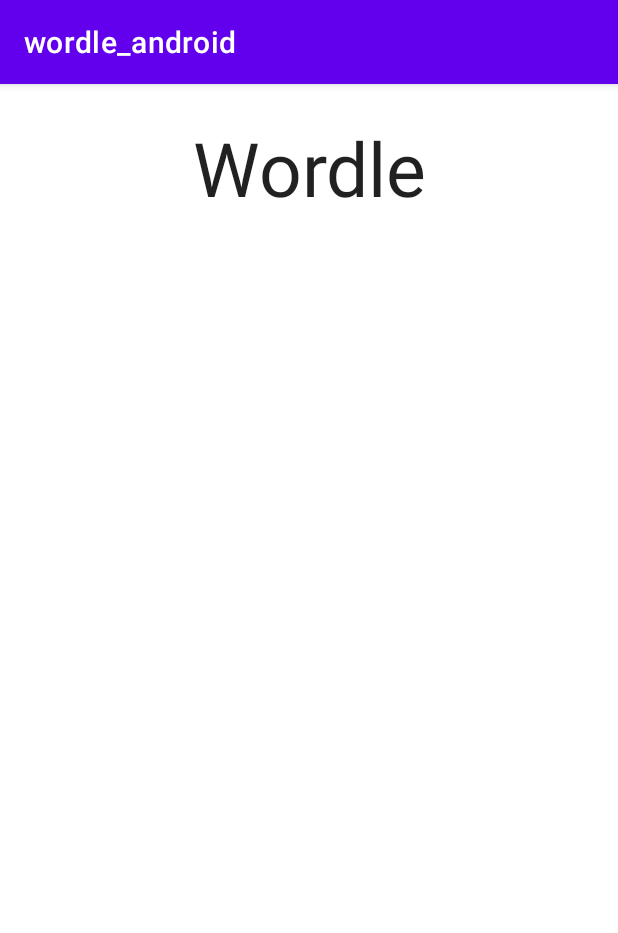
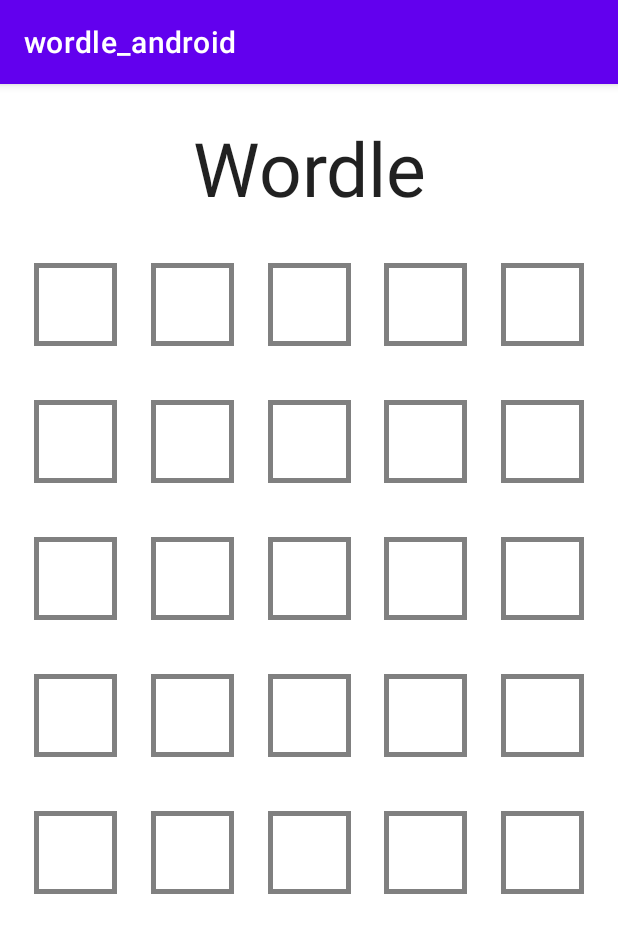
Before and after one commit to Leandr0Fr/wordle_android, an Android app: the screen it shows after launch (MainActivity), on a phone screen of 412 x 824 dp. Shown: the top 933 px of the screen. Run offline under Robolectric (Android 15) with nearby library versions, the phone set to English and light mode, and no system bars.

Commit message:
ADD colors in cells

```diff
--- a/app/src/main/res/drawable/ic_launcher_background.xml
+++ b/app/src/main/res/drawable/ic_launcher_background.xml
@@ -167,4 +167,5 @@
         android:pathData="M79,19L79,89"
         android:strokeWidth="0.8"
         android:strokeColor="#33FFFFFF" />
+
 </vector>
--- /dev/null
+++ b/app/src/main/res/drawable/style_edges.xml
@@ -0,0 +1,11 @@
+<?xml version="1.0" encoding="utf-8"?>
+<shape xmlns:android="http://schemas.android.com/apk/res/android" android:shape="rectangle">
+    <stroke
+        android:width="3sp"
+        android:color="@color/gray" />
+    <padding
+        android:bottom="10sp"
+        android:right="10sp"
+        android:left="10sp"
+        android:top="10sp" />
+</shape>
--- a/app/src/main/res/layout/activity_main.xml
+++ b/app/src/main/res/layout/activity_main.xml
@@ -34,6 +34,7 @@
         android:layout_marginEnd="10dp"
         android:textAlignment="center"
         android:textSize="30sp"
+        android:background="@drawable/style_edges"
         app:layout_constraintEnd_toStartOf="@+id/casilla1"
         app:layout_constraintStart_toStartOf="parent"
         app:layout_constraintTop_toBottomOf="@+id/titulo" />
@@ -47,6 +48,7 @@
         android:layout_marginEnd="10dp"
         android:textAlignment="center"
         android:textSize="30sp"
+        android:background="@drawable/style_edges"
         app:layout_constraintEnd_toStartOf="@+id/casilla2"
         app:layout_constraintStart_toEndOf="@+id/casilla0"
         app:layout_constraintTop_toBottomOf="@+id/titulo" />
@@ -60,6 +62,7 @@
         android:layout_marginEnd="10dp"
         android:textAlignment="center"
         android:textSize="30sp"
+        android:background="@drawable/style_edges"
         app:layout_constraintEnd_toStartOf="@+id/casilla3"
         app:layout_constraintStart_toEndOf="@+id/casilla1"
         app:layout_constraintTop_toBottomOf="@+id/titulo" />
@@ -73,6 +76,7 @@
         android:layout_marginEnd="10dp"
         android:textAlignment="center"
         android:textSize="30sp"
+        android:background="@drawable/style_edges"
         app:layout_constraintEnd_toStartOf="@+id/casilla4"
         app:layout_constraintStart_toEndOf="@+id/casilla2"
         app:layout_constraintTop_toBottomOf="@+id/titulo" />
@@ -86,6 +90,7 @@
         android:layout_marginEnd="20dp"
         android:textAlignment="center"
         android:textSize="30sp"
+        android:background="@drawable/style_edges"
         app:layout_constraintEnd_toEndOf="parent"
         app:layout_constraintStart_toEndOf="@+id/casilla3"
         app:layout_constraintTop_toBottomOf="@+id/titulo" />
@@ -97,6 +102,8 @@
         android:layout_marginStart="20dp"
         android:layout_marginTop="36dp"
         android:layout_marginEnd="10dp"
+        android:textAlignment="center"
+        android:background="@drawable/style_edges"
         app:layout_constraintEnd_toStartOf="@+id/casilla6"
         app:layout_constraintStart_toStartOf="parent"
         app:layout_constraintTop_toBottomOf="@+id/casilla0" />
@@ -108,6 +115,8 @@
         android:layout_marginStart="10dp"
         android:layout_marginTop="36dp"
         android:layout_marginEnd="10dp"
+        android:textAlignment="center"
+        android:background="@drawable/style_edges"
         app:layout_constraintEnd_toStartOf="@+id/casilla7"
         app:layout_constraintStart_toEndOf="@+id/casilla5"
         app:layout_constraintTop_toBottomOf="@+id/casilla1" />
@@ -119,6 +128,7 @@
         android:layout_marginStart="10dp"
         android:layout_marginTop="36dp"
         android:layout_marginEnd="10dp"
+        android:background="@drawable/style_edges"
         app:layout_constraintEnd_toStartOf="@+id/casilla8"
         app:layout_constraintStart_toEndOf="@+id/casilla6"
         app:layout_constraintTop_toBottomOf="@+id/casilla2" />
@@ -130,6 +140,7 @@
         android:layout_marginStart="10dp"
         android:layout_marginTop="36dp"
         android:layout_marginEnd="10dp"
+        android:background="@drawable/style_edges"
         app:layout_constraintEnd_toStartOf="@+id/casilla9"
         app:layout_constraintStart_toEndOf="@+id/casilla7"
         app:layout_constraintTop_toBottomOf="@+id/casilla3" />
@@ -141,6 +152,7 @@
         android:layout_marginStart="10dp"
         android:layout_marginTop="36dp"
         android:layout_marginEnd="20dp"
+        android:background="@drawable/style_edges"
         app:layout_constraintEnd_toEndOf="parent"
         app:layout_constraintStart_toEndOf="@+id/casilla8"
         app:layout_constraintTop_toBottomOf="@+id/casilla4" />
@@ -152,6 +164,7 @@
         android:layout_marginStart="20dp"
         android:layout_marginTop="36dp"
         android:layout_marginEnd="10dp"
+        android:background="@drawable/style_edges"
         app:layout_constraintEnd_toStartOf="@+id/casilla11"
         app:layout_constraintStart_toStartOf="parent"
         app:layout_constraintTop_toBottomOf="@+id/casilla5" />
@@ -163,6 +176,8 @@
         android:layout_marginStart="10dp"
         android:layout_marginTop="36dp"
         android:layout_marginEnd="10dp"
+        android:textAlignment="center"
+        android:background="@drawable/style_edges"
         app:layout_constraintEnd_toStartOf="@+id/casilla12"
         app:layout_constraintStart_toEndOf="@+id/casilla10"
         app:layout_constraintTop_toBottomOf="@+id/casilla6" />
@@ -174,6 +189,8 @@
         android:layout_marginStart="10dp"
         android:layout_marginTop="36dp"
         android:layout_marginEnd="10dp"
+        android:textAlignment="center"
+        android:background="@drawable/style_edges"
         app:layout_constraintEnd_toStartOf="@+id/casilla13"
         app:layout_constraintStart_toEndOf="@+id/casilla11"
         app:layout_constraintTop_toBottomOf="@+id/casilla7" />
@@ -185,6 +202,8 @@
         android:layout_marginStart="10dp"
         android:layout_marginTop="36dp"
         android:layout_marginEnd="10dp"
+        android:textAlignment="center"
+        android:background="@drawable/style_edges"
         app:layout_constraintEnd_toStartOf="@+id/casilla14"
         app:layout_constraintStart_toEndOf="@+id/casilla12"
         app:layout_constraintTop_toBottomOf="@+id/casilla8" />
@@ -196,7 +215,9 @@
         android:layout_marginStart="10dp"
         android:layout_marginTop="36dp"
         android:layout_marginEnd="20dp"
+        android:textAlignment="center"
         app:layout_constraintEnd_toEndOf="parent"
+        android:background="@drawable/style_edges"
         app:layout_constraintStart_toEndOf="@+id/casilla13"
         app:layout_constraintTop_toBottomOf="@+id/casilla9" />
 
@@ -207,6 +228,8 @@
         android:layout_marginStart="20dp"
         android:layout_marginTop="36dp"
         android:layout_marginEnd="10dp"
+        android:textAlignment="center"
+        android:background="@drawable/style_edges"
         app:layout_constraintEnd_toStartOf="@+id/casilla16"
         app:layout_constraintStart_toStartOf="parent"
         app:layout_constraintTop_toBottomOf="@+id/casilla10" />
@@ -218,6 +241,8 @@
         android:layout_marginStart="10dp"
         android:layout_marginTop="36dp"
         android:layout_marginEnd="10dp"
+        android:textAlignment="center"
+        android:background="@drawable/style_edges"
         app:layout_constraintEnd_toStartOf="@+id/casilla17"
         app:layout_constraintStart_toEndOf="@+id/casilla15"
         app:layout_constraintTop_toBottomOf="@+id/casilla11" />
@@ -229,6 +254,8 @@
         android:layout_marginStart="10dp"
         android:layout_marginTop="36dp"
         android:layout_marginEnd="10dp"
+        android:textAlignment="center"
+        android:background="@drawable/style_edges"
         app:layout_constraintEnd_toStartOf="@+id/casilla18"
         app:layout_constraintStart_toEndOf="@+id/casilla16"
         app:layout_constraintTop_toBottomOf="@+id/casilla12" />
@@ -240,6 +267,8 @@
         android:layout_marginStart="10dp"
         android:layout_marginTop="36dp"
         android:layout_marginEnd="10dp"
+        android:textAlignment="center"
+        android:background="@drawable/style_edges"
         app:layout_constraintEnd_toStartOf="@+id/casilla19"
         app:layout_constraintStart_toEndOf="@+id/casilla17"
         app:layout_constraintTop_toBottomOf="@+id/casilla13" />
@@ -251,6 +280,8 @@
         android:layout_marginStart="10dp"
         android:layout_marginTop="36dp"
         android:layout_marginEnd="20dp"
+        android:textAlignment="center"
+        android:background="@drawable/style_edges"
         app:layout_constraintEnd_toEndOf="parent"
         app:layout_constraintStart_toEndOf="@+id/casilla18"
         app:layout_constraintTop_toBottomOf="@+id/casilla14" />
@@ -262,6 +293,8 @@
         android:layout_marginStart="20dp"
         android:layout_marginTop="36dp"
         android:layout_marginEnd="10dp"
+        android:textAlignment="center"
+        android:background="@drawable/style_edges"
         app:layout_constraintEnd_toStartOf="@+id/casilla21"
         app:layout_constraintHorizontal_bias="0.0"
         app:layout_constraintStart_toStartOf="parent"
@@ -274,6 +307,8 @@
         android:layout_marginStart="10dp"
         android:layout_marginTop="36dp"
         android:layout_marginEnd="10dp"
+        android:textAlignment="center"
+        android:background="@drawable/style_edges"
         app:layout_constraintEnd_toStartOf="@+id/casilla22"
         app:layout_constraintStart_toEndOf="@+id/casilla20"
         app:layout_constraintTop_toBottomOf="@+id/casilla16" />
@@ -285,6 +320,8 @@
         android:layout_marginStart="10dp"
         android:layout_marginTop="36dp"
         android:layout_marginEnd="10dp"
+        android:textAlignment="center"
+        android:background="@drawable/style_edges"
         app:layout_constraintEnd_toStartOf="@+id/casilla23"
         app:layout_constraintStart_toEndOf="@+id/casilla21"
         app:layout_constraintTop_toBottomOf="@+id/casilla17" />
@@ -296,6 +333,8 @@
         android:layout_marginStart="10dp"
         android:layout_marginTop="36dp"
         android:layout_marginEnd="10dp"
+        android:textAlignment="center"
+        android:background="@drawable/style_edges"
         app:layout_constraintEnd_toStartOf="@+id/casilla24"
         app:layout_constraintStart_toEndOf="@+id/casilla22"
         app:layout_constraintTop_toBottomOf="@+id/casilla18" />
@@ -307,8 +346,11 @@
         android:layout_marginStart="10dp"
         android:layout_marginTop="36dp"
         android:layout_marginEnd="20dp"
+        android:textAlignment="center"
+        android:background="@drawable/style_edges"
         app:layout_constraintEnd_toEndOf="parent"
         app:layout_constraintStart_toEndOf="@+id/casilla23"
         app:layout_constraintTop_toBottomOf="@+id/casilla19" />
 
+
 </androidx.constraintlayout.widget.ConstraintLayout>
--- a/app/src/main/res/values/colors.xml
+++ b/app/src/main/res/values/colors.xml
@@ -7,4 +7,5 @@
     <color name="teal_700">#FF018786</color>
     <color name="black">#FF000000</color>
     <color name="white">#FFFFFFFF</color>>
+    <color name="gray">#808080 </color>
 </resources>
```
